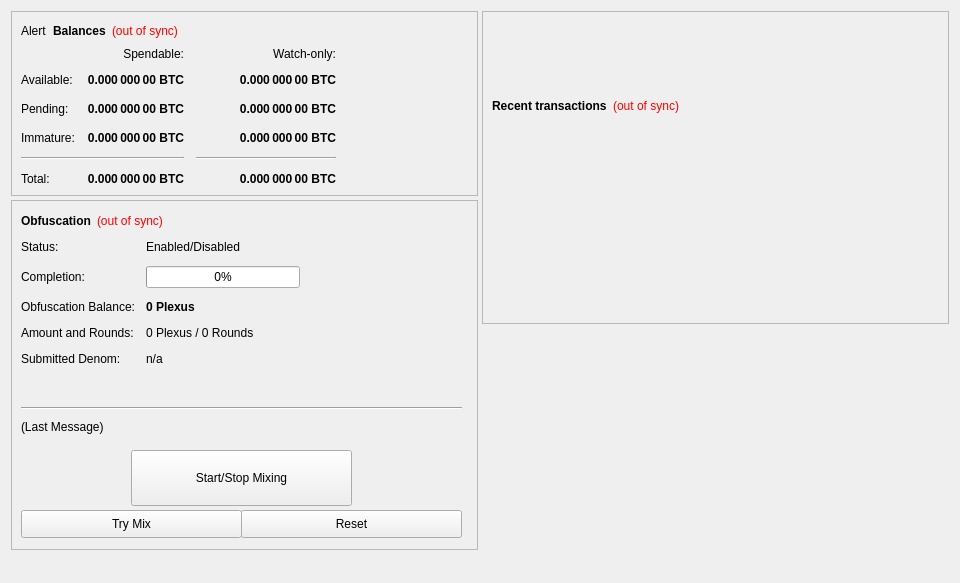
First picture: the form in src/qt/forms/overviewpage.ui, repository altcuim/Plexus, before the edit.
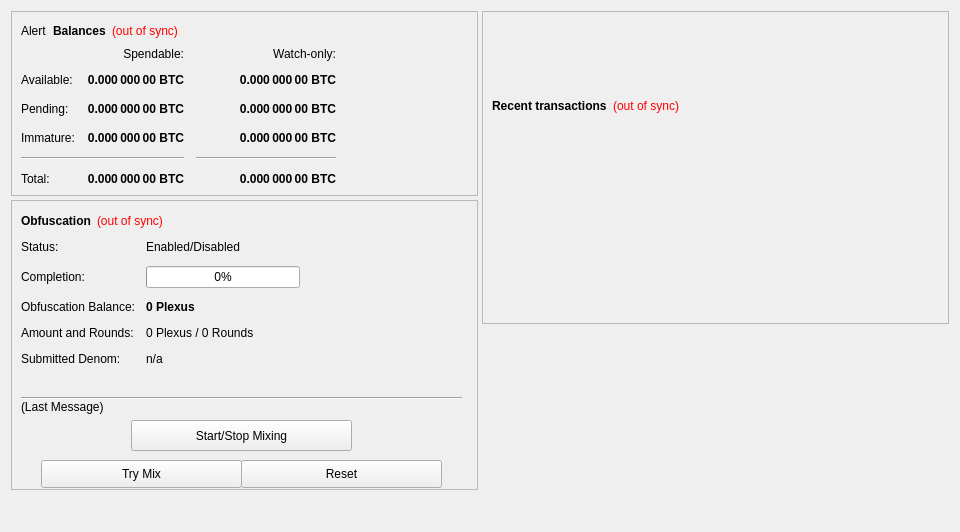
Second picture: the form after the edit.

```diff
--- a/src/qt/forms/overviewpage.ui
+++ b/src/qt/forms/overviewpage.ui
@@ -7,7 +7,7 @@
     <x>0</x>
     <y>0</y>
     <width>960</width>
-    <height>583</height>
+    <height>532</height>
    </rect>
   </property>
   <property name="minimumSize">
@@ -400,10 +400,13 @@
        </item>
        <item>
         <widget class="QFrame" name="frameObfuscation">
+         <property name="enabled">
+          <bool>true</bool>
+         </property>
          <property name="minimumSize">
           <size>
            <width>0</width>
-           <height>350</height>
+           <height>290</height>
           </size>
          </property>
          <property name="layoutDirection">
@@ -421,7 +424,7 @@
             <x>10</x>
             <y>40</y>
             <width>451</width>
-            <height>161</height>
+            <height>151</height>
            </rect>
           </property>
           <layout class="QFormLayout" name="formLayout">
@@ -962,9 +965,9 @@
           <property name="geometry">
            <rect>
             <x>120</x>
-            <y>250</y>
+            <y>220</y>
             <width>221</width>
-            <height>56</height>
+            <height>31</height>
            </rect>
           </property>
           <property name="sizePolicy">
@@ -981,7 +984,7 @@
           <property name="geometry">
            <rect>
             <x>10</x>
-            <y>200</y>
+            <y>190</y>
             <width>441</width>
             <height>16</height>
            </rect>
@@ -994,15 +997,15 @@
           <property name="geometry">
            <rect>
             <x>10</x>
-            <y>220</y>
+            <y>200</y>
             <width>451</width>
-            <height>61</height>
+            <height>20</height>
            </rect>
           </property>
           <property name="minimumSize">
            <size>
             <width>288</width>
-            <height>43</height>
+            <height>20</height>
            </size>
           </property>
           <property name="text">
@@ -1018,9 +1021,9 @@
          <widget class="QPushButton" name="obfuscationAuto">
           <property name="geometry">
            <rect>
-            <x>10</x>
-            <y>310</y>
-            <width>221</width>
+            <x>30</x>
+            <y>260</y>
+            <width>201</width>
             <height>28</height>
            </rect>
           </property>
@@ -1041,8 +1044,8 @@
           <property name="geometry">
            <rect>
             <x>230</x>
-            <y>310</y>
-            <width>221</width>
+            <y>260</y>
+            <width>201</width>
             <height>28</height>
            </rect>
           </property>
```
